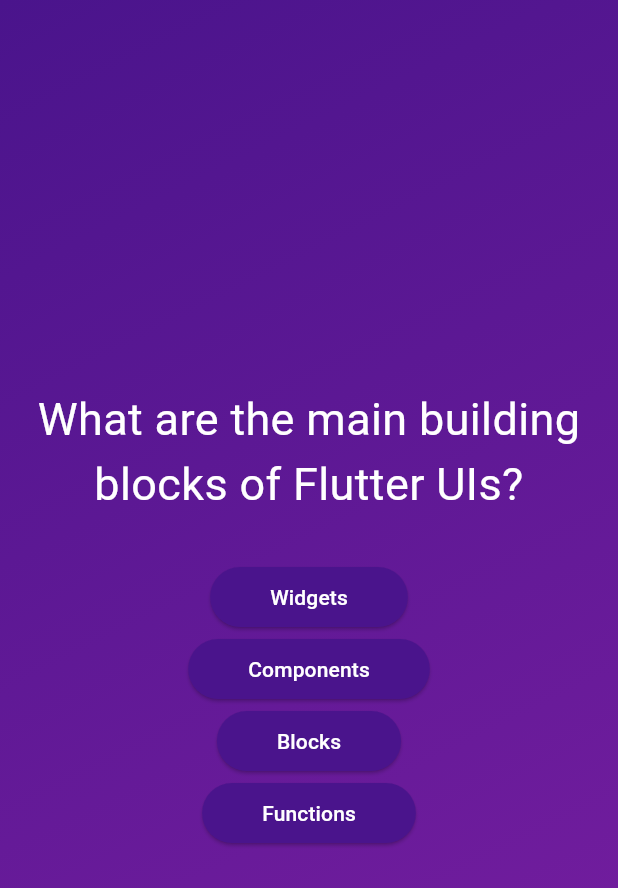
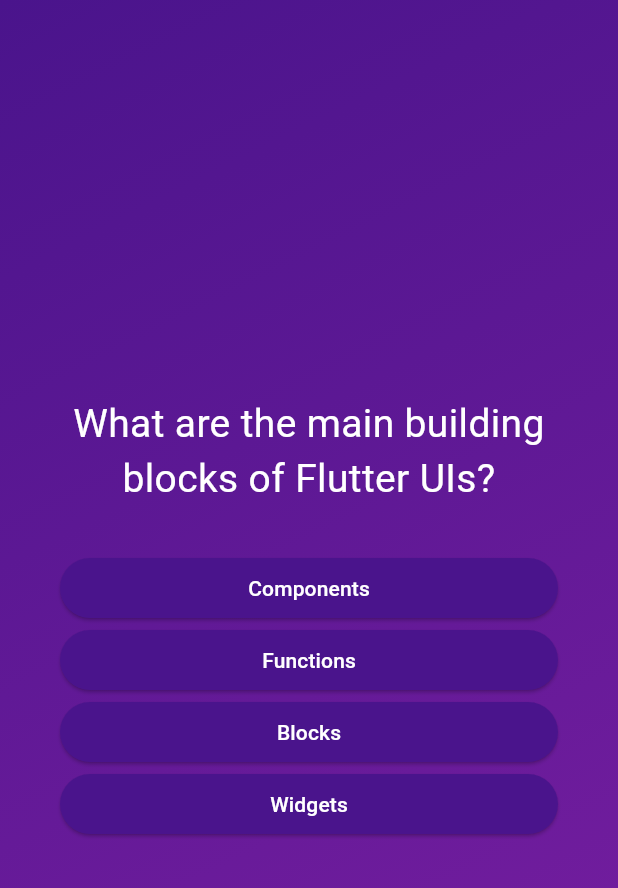
Before and after one commit to rjvillanueva89/flutter-app, a Flutter app: the screen it shows after launch, after a tap on "Start Quiz", on a phone screen of 412 x 824 dp. Shown: the top 888 px of the screen. Run offline on Flutter 3.47's test engine with Material 3 defaults, Android fonts, the phone set to English and light mode, and no system bars.

Commit message:
update QuestionsScreen

```diff
--- a/lib/src/models/quiz_question.dart
+++ b/lib/src/models/quiz_question.dart
@@ -3,4 +3,10 @@ class QuizQuestion {
 
   final String text;
   final List<String> answers;
+
+  List<String> getShuffledAnswers() {
+    final list = List.of(answers);
+    list.shuffle();
+    return list;
+  }
 }
--- a/lib/src/widgets/questions_screen.dart
+++ b/lib/src/widgets/questions_screen.dart
@@ -12,41 +12,46 @@ class QuestionsScreen extends StatefulWidget {
 }
 
 class _QuestionsScreenState extends State<QuestionsScreen> {
-  final QuizQuestion current = questions[0];
+  var currentQuestionIndex = 0;
+
+  void answerQuestion() {
+    setState(() {
+      currentQuestionIndex++;
+    });
+  }
 
   @override
   Widget build(BuildContext context) {
+    final QuizQuestion current = questions[currentQuestionIndex];
+    final answerButtons = current.getShuffledAnswers().map((answer) {
+      return AnswerButton(
+        label: answer,
+        onPressed: () {
+          answerQuestion();
+        },
+      );
+    }).toList();
+
     return SizedBox(
       width: double.infinity,
+      child: Container(
+        margin: const EdgeInsets.all(40),
         child: Column(
           mainAxisAlignment: MainAxisAlignment.center,
+          crossAxisAlignment: CrossAxisAlignment.stretch,
           children: [
             Text(
               current.text,
               style: const TextStyle(
                 color: Colors.white,
-              fontSize: 30,
+                fontSize: 26,
               ),
               textAlign: TextAlign.center,
             ),
             const SizedBox(height: 30),
-          AnswerButton(
-            label: current.answers[0],
-            onPressed: () {},
+            ...answerButtons
+          ],
         ),
-          AnswerButton(
-            label: current.answers[1],
-            onPressed: () {},
-          ),
-          AnswerButton(
-            label: current.answers[2],
-            onPressed: () {},
-          ),
-          AnswerButton(
-            label: current.answers[3],
-            onPressed: () {},
-          ),
-        ],
       ),
     );
   }
@@ -73,7 +78,7 @@ class AnswerButton extends StatelessWidget {
           borderRadius: BorderRadius.all(Radius.circular(40)),
         ),
       ),
-      onPressed: () {},
+      onPressed: onPressed,
       child: Text(label),
     );
   }
```
Lines whose indentation alone changed are shown as unchanged.
